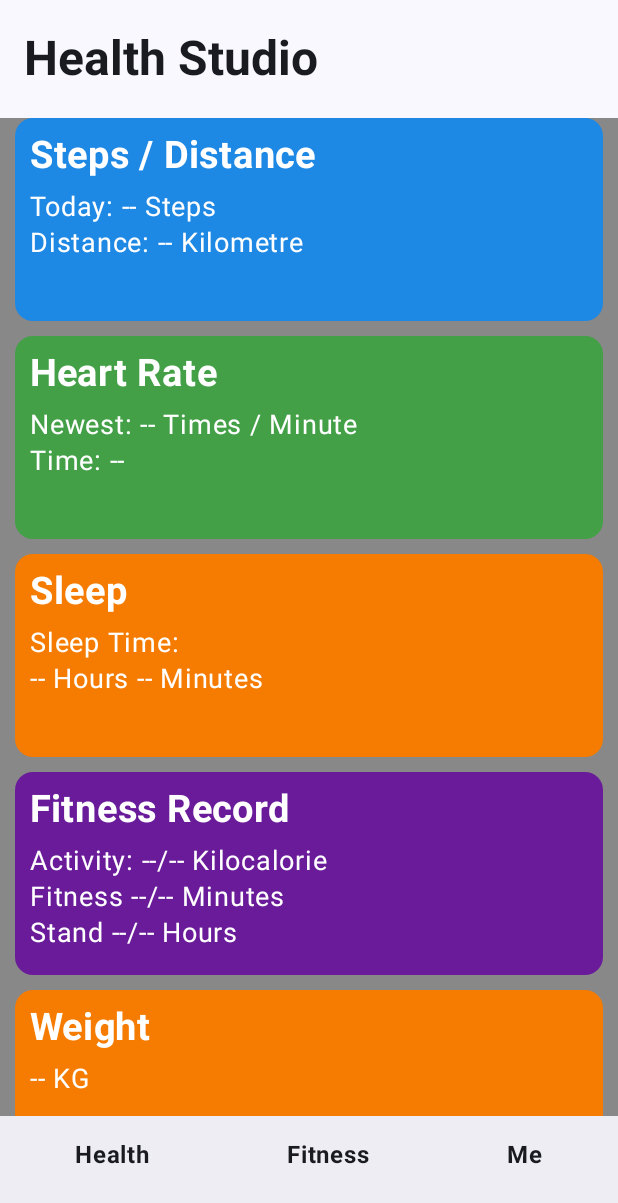
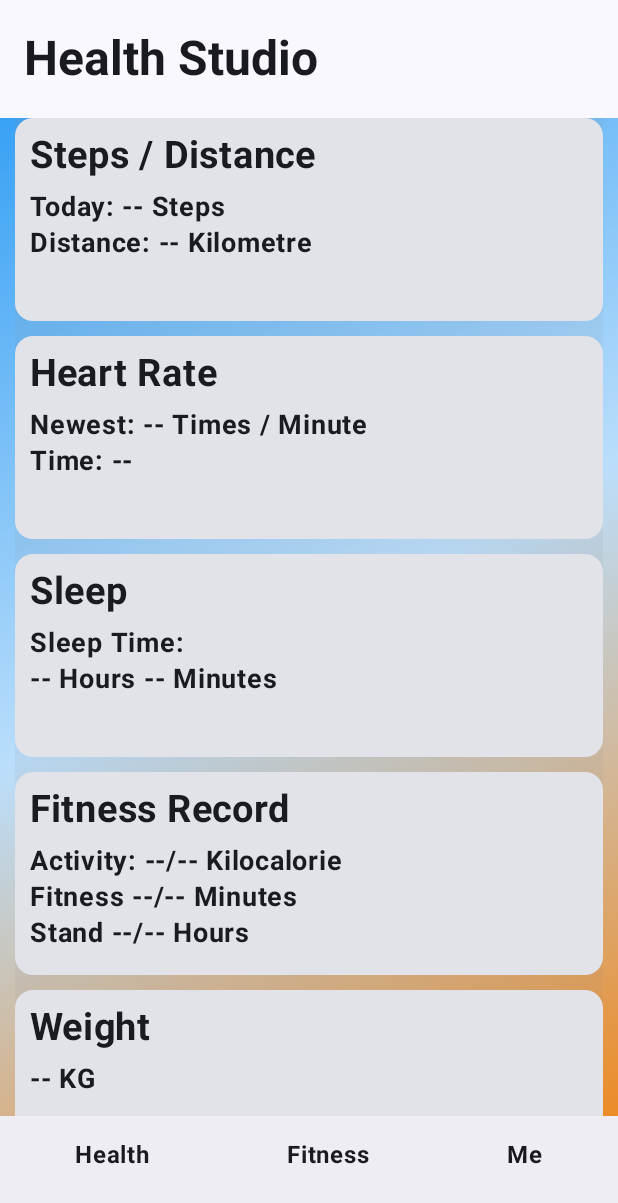
Before and after one commit to JiajunJiang-Oscar/CP3406_HealthStudio_App, an Android app built with Jetpack Compose: the screen it shows after launch (MainActivity), on a phone screen of 412 x 824 dp. Shown: the top 1203 px of the screen. Run offline under Robolectric (Android 15) with nearby library versions, the phone set to English and light mode, and no system bars.

Commit message:
Change Style, add background color

```diff
--- a/app/src/main/java/com/example/healthstudio/MainActivity.kt
+++ b/app/src/main/java/com/example/healthstudio/MainActivity.kt
@@ -19,7 +19,6 @@ import androidx.compose.foundation.lazy.LazyColumn
 import androidx.compose.foundation.lazy.items
 import androidx.compose.material3.BottomAppBar
 import androidx.compose.material3.Card
-import androidx.compose.material3.CardDefaults
 import androidx.compose.material3.ExperimentalMaterial3Api
 import androidx.compose.material3.Scaffold
 import androidx.compose.material3.Text
@@ -27,9 +26,9 @@ import androidx.compose.material3.TopAppBar
 import androidx.compose.runtime.Composable
 import androidx.compose.ui.Alignment
 import androidx.compose.ui.Modifier
+import androidx.compose.ui.graphics.Brush
 import androidx.compose.ui.graphics.Color
 import androidx.compose.ui.text.font.FontWeight
-import androidx.compose.ui.text.style.TextAlign
 import androidx.compose.ui.tooling.preview.Preview
 import androidx.compose.ui.unit.dp
 import androidx.compose.ui.unit.sp
@@ -56,7 +55,15 @@ fun Greeting() {
             Box (
                 modifier = Modifier
                     .fillMaxSize()
-                    .background(Color.Gray)
+                    .background(
+                        Brush.linearGradient(
+                            colors = listOf(
+                                Color(0xFF2196F3),
+                                Color(0xFFBBDEFB),
+                                Color(0xFFF57C00)
+                            )
+                        )
+                    )
             ) {
                 LazyColumn (
                     verticalArrangement = Arrangement.spacedBy(10.dp),
@@ -67,7 +74,7 @@ fun Greeting() {
                     horizontalAlignment = Alignment.CenterHorizontally
                 ) {
                     items(defaultHealthData()) { card ->
-                        CardBox(title = card.first, content = card.second, color = card.third)
+                        CardBox(title = card.first, content = card.second)
                     }
                 }
             }
@@ -93,21 +100,28 @@ fun TopAppBarDemo() {
 }
 
 @Composable
-fun CardBox(title: String, content: String, color: Color) {
+fun CardBox(title: String, content: String) {
     Card(
         modifier = Modifier
             .height(135.dp)
             .clickable { /*TODO*/ },
-        colors = CardDefaults.cardColors(containerColor = color)
     ) {
         Column(
             modifier = Modifier
                 .fillMaxSize()
                 .padding(10.dp)
         ) {
-            Text(text = title, fontSize = 25.sp, color = Color.White, fontWeight = FontWeight.Bold)
+            Text(
+                text = title,
+                fontSize = 25.sp,
+                fontWeight = FontWeight.Bold
+            )
             Spacer(modifier = Modifier.height(8.dp))
-            Text(text = content, fontSize = 18.sp, color = Color.White)
+            Text(
+                text = content,
+                fontSize = 18.sp,
+                fontWeight = FontWeight.Bold
+            )
         }
     }
 }
@@ -131,14 +145,14 @@ fun BottomAppBarDemo() {
     }
 }
 
-fun defaultHealthData(): List<Triple<String, String, Color>> {
+fun defaultHealthData(): List<Pair<String, String>> {
     return listOf(
-        Triple("Steps / Distance", "Today: -- Steps\nDistance: -- Kilometre", Color(0xFF1E88E5)),
-        Triple("Heart Rate", "Newest: -- Times / Minute\nTime: --", Color(0xFF43A047)),
-        Triple("Sleep", "Sleep Time:\n-- Hours -- Minutes", Color(0xFFF57C00)),
-        Triple("Fitness Record", "Activity: --/-- Kilocalorie\nFitness --/-- Minutes\nStand --/-- Hours", Color(0xFF6A1B9A)),
-        Triple("Weight","-- KG", Color(0xFFF57C00)),
-        Triple("Height","-- M", Color(0xFFF57C00))
+        "Steps / Distance" to "Today: -- Steps\nDistance: -- Kilometre",
+        "Heart Rate" to "Newest: -- Times / Minute\nTime: --",
+        "Sleep" to "Sleep Time:\n-- Hours -- Minutes",
+        "Fitness Record" to "Activity: --/-- Kilocalorie\nFitness --/-- Minutes\nStand --/-- Hours",
+        "Weight" to "-- KG",
+        "Height" to "-- M"
     )
 }
 
```
